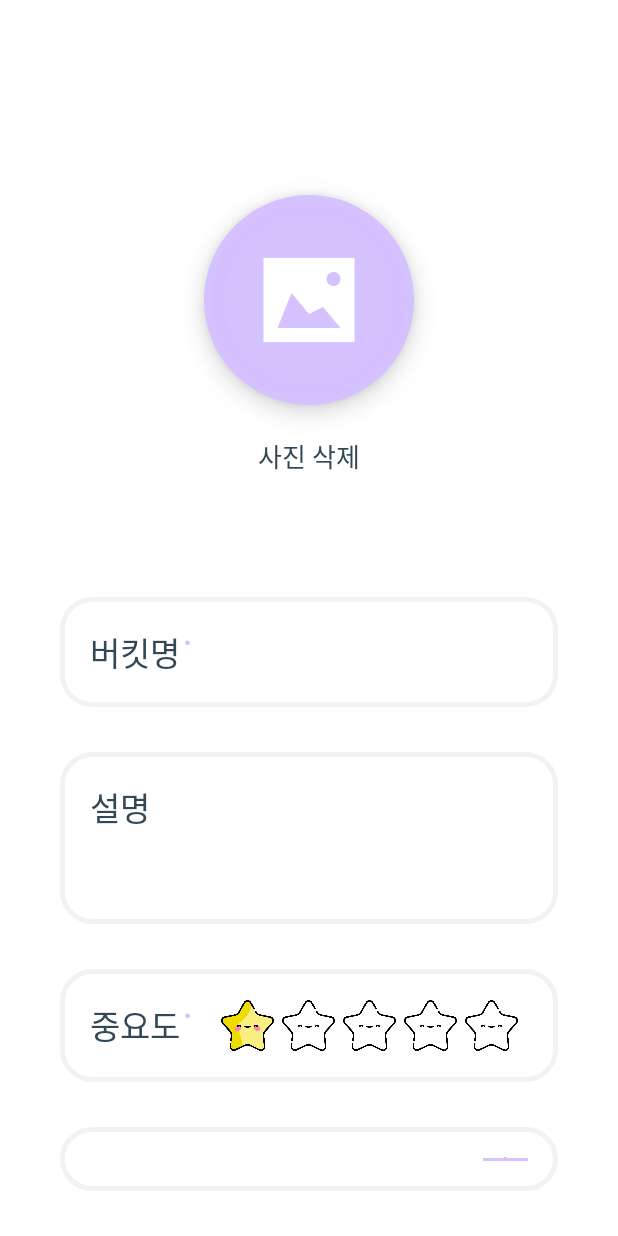
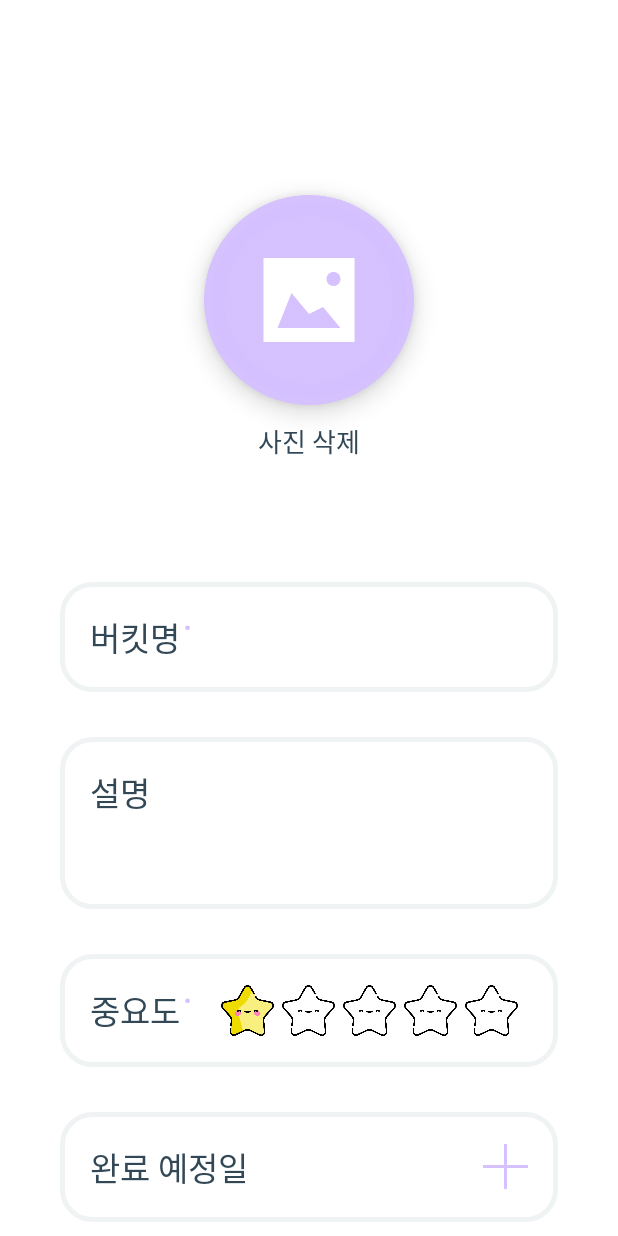
Before and after one commit to dltpdus0516/PocketList, an Android app: the screen it shows after launch (EditActivity), after a tap on an icon or button, on a phone screen of 412 x 824 dp. Run offline under Robolectric (Android 15) with nearby library versions, the phone set to English and light mode, and no system bars; our stand-ins replace Firebase (no records; nobody signed in at launch, a user with empty details on screens opened directly); 2 statements that could not run were skipped.

Commit message:
Code cleanup
#fff -> @color/white
주석 추가 등

```diff
--- a/Pocket_List/app/src/main/java/com/cookandroid/pocketlist/List.java
+++ b/Pocket_List/app/src/main/java/com/cookandroid/pocketlist/List.java
@@ -12,6 +12,7 @@ public class List {
         this.star = star;
         this.date = date;
     }
+
 
     public String getPicture() {
         return picture;
--- a/Pocket_List/app/src/main/java/com/cookandroid/pocketlist/MainActivity.java
+++ b/Pocket_List/app/src/main/java/com/cookandroid/pocketlist/MainActivity.java
@@ -24,10 +24,6 @@ import java.util.ArrayList;
 
 public class MainActivity extends Activity {
 
-    LinearLayout mainlayout, navigationView, nvedit, nvcheck, nvbin;
-    FloatingActionButton editBtn;
-    ImageButton settingBtn;
-    Intent settingIntent, editIntent;
     RecyclerView recyclerView;
     RecyclerView.LayoutManager layoutManager;
     RecyclerView.Adapter adapter;
@@ -35,12 +31,18 @@ public class MainActivity extends Activity {
     FirebaseDatabase database;
     DatabaseReference databaseReference;
 
+    LinearLayout mainlayout, navigationView, nvedit, nvcheck, nvbin;
+
+    FloatingActionButton editBtn;
+    ImageButton settingBtn;
+    Intent settingIntent, editIntent;
+
     @Override
     protected void onCreate(Bundle savedInstanceState) {
         super.onCreate(savedInstanceState);
         setContentView(R.layout.activity_main);
 
-        /* 리사이클 뷰 */
+        /* Recycler View */
         recyclerView = findViewById(R.id.recycler);
         recyclerView.setHasFixedSize(true);
         layoutManager = new LinearLayoutManager(this);
@@ -50,7 +52,8 @@ public class MainActivity extends Activity {
         database = FirebaseDatabase.getInstance(); // 파이어베이스 DB 연결
 
         databaseReference = database.getReference("List");
-        databaseReference.addListenerForSingleValueEvent(new ValueEventListener() { //database read
+
+        databaseReference.addValueEventListener(new ValueEventListener() { //database read
             @Override
             public void onDataChange(@NonNull DataSnapshot dataSnapshot) {
                 // 파이어베이스 DB의 데이터를 받아옴
@@ -71,28 +74,24 @@ public class MainActivity extends Activity {
 
         adapter = new CustomAdapter(arrayList, this);
         recyclerView.setAdapter(adapter); // RecyclerView에 Adapter 연결
-        /* 리사이클 뷰 */
+        /* RecyclerVIew */
 
+        /* RecyclerView에서 한 list를 선택하면 navigationVIew가 보임 */
         mainlayout = (LinearLayout)findViewById(R.id.mainlayout);
         navigationView = (LinearLayout)findViewById(R.id.navigationView);
         nvedit = (LinearLayout) findViewById(R.id.nvedit) ;
         nvcheck = (LinearLayout) findViewById(R.id.nvcheck);
         nvbin = (LinearLayout) findViewById(R.id.nvbin);
 
-        mainlayout.setOnClickListener(new View.OnClickListener() {
+        mainlayout.setOnClickListener(new View.OnClickListener() { // navigationView가 보일 때 배경을 클릭하면 사라짐
             @Override
             public void onClick(View v) {
                 navigationView.setVisibility(View.GONE);
             }
         });
+        /* RecyclerView에서 한 list를 선택하면 navigationVIew가 보임 */
 
-//        nvedit.setOnClickListener(new View.OnClickListener() {
-//            @Override
-//            public void onClick(View v) {
-//            }
-//        });
-
-        // 환경설정 버튼 누르면 SettingActivity를 불러옴
+        /* 환경설정 버튼 누르면 SettingActivity를 불러옴 */
         settingBtn = (ImageButton)findViewById(R.id.settingBtn);
         settingBtn.setOnClickListener(new View.OnClickListener() {
             @Override
@@ -102,7 +101,9 @@ public class MainActivity extends Activity {
 
             }
         });
+        /* 환경설정 버튼 누르면 SettingActivity를 불러옴 */
 
+        /* 추가 버튼을 누르면 EditActivity를 불러옴 */
         editBtn = findViewById(R.id.editBtn);
         editBtn.setOnClickListener(new View.OnClickListener() {
             @Override
@@ -112,5 +113,11 @@ public class MainActivity extends Activity {
                 overridePendingTransition(R.anim.slide_down, R.anim.slide_not);
             }
         });
+        /* 추가 버튼을 누르면 EditActivity를 불러옴 */
+    }
+
+    protected  void onStart() {
+        super.onStart();
+        // DB 다시 불러오기
     }
 }
--- a/Pocket_List/app/src/main/res/drawable/bar_background.xml
+++ b/Pocket_List/app/src/main/res/drawable/bar_background.xml
@@ -11,7 +11,7 @@
                 android:width="1dp"
                 android:color="@color/BarLineColor" />
 
-            <solid android:color="#FFF" />
+            <solid android:color="@color/white" />
         </shape>
     </item>
 
--- a/Pocket_List/app/src/main/res/drawable/bottombar_background.xml
+++ b/Pocket_List/app/src/main/res/drawable/bottombar_background.xml
@@ -11,7 +11,7 @@
                 android:width="1dp"
                 android:color="@color/BarLineColor" />
 
-            <solid android:color="#fff" />
+            <solid android:color="@color/white" />
         </shape>
     </item>
 
--- a/Pocket_List/app/src/main/res/drawable/list_background.xml
+++ b/Pocket_List/app/src/main/res/drawable/list_background.xml
@@ -11,7 +11,7 @@
                 android:width="1dp"
                 android:color="@color/ListLineColor" />
 
-            <solid android:color="#FFF" />
+            <solid android:color="@color/white" />
         </shape>
     </item>
 
--- a/Pocket_List/app/src/main/res/drawable/switch_thumb.xml
+++ b/Pocket_List/app/src/main/res/drawable/switch_thumb.xml
@@ -8,7 +8,7 @@
         android:height="22dp" />
 
     <solid
-        android:color="#FFFFFF" />
+        android:color="@color/white" />
 
     <stroke
         android:width="1dp"
--- a/Pocket_List/app/src/main/res/drawable/switch_track_off.xml
+++ b/Pocket_List/app/src/main/res/drawable/switch_track_off.xml
@@ -10,7 +10,6 @@
         android:height="20dp" />
 
     <solid
-        android:color="#FFCECECE" />
-        android:color="@color/ListLineColor" />
+        android:color="@color/LineColor" />
 
 </shape>
--- a/Pocket_List/app/src/main/res/drawable/switch_track_on.xml
+++ b/Pocket_List/app/src/main/res/drawable/switch_track_on.xml
@@ -10,7 +10,6 @@
         android:height="20dp" />
 
     <solid
-        android:color="#bf9bff" />
         android:color="@color/mainColor" />
 
 </shape>
--- a/Pocket_List/app/src/main/res/layout/activity_edit.xml
+++ b/Pocket_List/app/src/main/res/layout/activity_edit.xml
@@ -1,12 +1,13 @@
 <?xml version="1.0" encoding="utf-8"?>
-<LinearLayout xmlns:android="http://schemas.android.com/apk/res/android"
+<androidx.constraintlayout.widget.ConstraintLayout
+    xmlns:android="http://schemas.android.com/apk/res/android"
     xmlns:app="http://schemas.android.com/apk/res-auto"
     android:orientation="vertical"
     android:layout_width="match_parent"
     android:layout_height="match_parent"
     android:paddingLeft="40dp"
     android:paddingRight="40dp"
-    android:background="#fff"
+    android:background="@color/white"
     android:gravity="center_horizontal"
     android:focusable="true"
     android:focusableInTouchMode="true"
@@ -20,6 +21,9 @@
 
     <!-- 사진 -->
     <ImageView
+        app:layout_constraintTop_toTopOf="parent"
+        app:layout_constraintLeft_toLeftOf="parent"
+        app:layout_constraintRight_toRightOf="parent"
         android:id="@+id/photo"
         android:layout_width="140dp"
         android:layout_height="140dp"
@@ -28,32 +32,38 @@
         android:elevation="10dp"
         android:src="@drawable/picture"
         android:scaleType="fitCenter"
-        android:background="#fff"
+        android:background="@color/white"
         android:layout_marginBottom="10dp"/>
 
     <Button
+        app:layout_constraintTop_toBottomOf="@+id/photo"
+        app:layout_constraintLeft_toLeftOf="parent"
+        app:layout_constraintRight_toRightOf="parent"
         android:layout_width="wrap_content"
         android:layout_height="wrap_content"
         android:fontFamily="@font/lottedream_light"
         android:text="사진 삭제"
         android:textColor="@color/textColor"
         android:textSize="17dp"
-        android:background="#fff"
+        android:background="@color/white"
         android:elevation="0dp"
-        android:layout_marginBottom="70dp"
         style="?android:attr/borderlessButtonStyle"
         android:id="@+id/photoDeleteBtn"/>
     <!-- 사진 -->
 
     <!-- 버킷명 -->
     <LinearLayout
+        android:layout_marginTop="70dp"
+        app:layout_constraintTop_toBottomOf="@+id/photoDeleteBtn"
+        app:layout_constraintLeft_toLeftOf="parent"
+        app:layout_constraintRight_toRightOf="parent"
         android:layout_width="match_parent"
         android:layout_height="wrap_content"
         android:orientation="horizontal"
         android:background="@drawable/linear_background"
         android:gravity="center"
         android:padding="20dp"
-        android:layout_marginBottom="30dp">
+        android:id="@+id/namelayout">
 
         <TextView
             android:layout_width="wrap_content"
@@ -79,7 +89,7 @@
             android:layout_height="match_parent"
             android:fontFamily="@font/lottedream_light"
             android:textColor="@color/textColor"
-            android:background="#fff"
+            android:background="@color/white"
             android:textSize="15dp"
             android:id="@+id/name"/>
 
@@ -88,13 +98,17 @@
 
     <!-- 설명 -->
     <LinearLayout
+        android:layout_marginTop="30dp"
+        app:layout_constraintTop_toBottomOf="@+id/namelayout"
+        app:layout_constraintLeft_toLeftOf="parent"
+        app:layout_constraintRight_toRightOf="parent"
         android:layout_width="match_parent"
         android:layout_height="wrap_content"
         android:orientation="vertical"
         android:background="@drawable/linear_background"
         android:gravity="center_vertical"
         android:padding="20dp"
-        android:layout_marginBottom="30dp">
+        android:id="@+id/infolayout">
 
         <TextView
             android:layout_width="wrap_content"
@@ -110,7 +124,7 @@
             android:layout_height="match_parent"
             android:fontFamily="@font/lottedream_light"
             android:textColor="@color/textColor"
-            android:background="#fff"
+            android:background="@color/white"
             android:textSize="15dp"
             android:id="@+id/info"/>
 
@@ -119,13 +133,17 @@
 
     <!-- 중요도 -->
     <LinearLayout
+        android:layout_marginTop="30dp"
+        app:layout_constraintTop_toBottomOf="@+id/infolayout"
+        app:layout_constraintLeft_toLeftOf="parent"
+        app:layout_constraintRight_toRightOf="parent"
         android:layout_width="match_parent"
         android:layout_height="wrap_content"
         android:orientation="horizontal"
         android:background="@drawable/linear_background"
         android:gravity="center_vertical"
         android:padding="20dp"
-        android:layout_marginBottom="30dp">
+        android:id="@+id/starlayout">
 
         <TextView
             android:layout_width="wrap_content"
@@ -152,7 +170,7 @@
             android:src="@drawable/star"
             android:id="@+id/star1"
             android:layout_marginRight="5dp"
-            android:background="#fff"
+            android:background="@color/white"
             android:adjustViewBounds="true"
             android:padding="0dp"
             android:scaleType="fitCenter"/>
@@ -163,7 +181,7 @@
             android:src="@drawable/star_empty"
             android:id="@+id/star2"
             android:layout_marginRight="5dp"
-            android:background="#fff"
+            android:background="@color/white"
             android:adjustViewBounds="true"
             android:padding="0dp"
             android:scaleType="fitCenter"/>
@@ -174,7 +192,7 @@
             android:src="@drawable/star_empty"
             android:id="@+id/star3"
             android:layout_marginRight="5dp"
-            android:background="#fff"
+            android:background="@color/white"
             android:adjustViewBounds="true"
             android:padding="0dp"
             android:scaleType="fitCenter"/>
@@ -185,7 +203,7 @@
             android:src="@drawable/star_empty"
             android:id="@+id/star4"
             android:layout_marginRight="5dp"
-            android:background="#fff"
+            android:background="@color/white"
             android:adjustViewBounds="true"
             android:padding="0dp"
             android:scaleType="fitCenter"/>
@@ -196,7 +214,7 @@
             android:src="@drawable/star_empty"
             android:id="@+id/star5"
             android:layout_marginRight="5dp"
-            android:background="#fff"
+            android:background="@color/white"
             android:adjustViewBounds="true"
             android:padding="0dp"
             android:scaleType="fitCenter"/>
@@ -206,13 +224,17 @@
 
     <!-- 완료 예정일 -->
     <LinearLayout
+        android:layout_marginTop="30dp"
+        app:layout_constraintTop_toBottomOf="@+id/starlayout"
+        app:layout_constraintLeft_toLeftOf="parent"
+        app:layout_constraintRight_toRightOf="parent"
         android:layout_width="match_parent"
         android:layout_height="wrap_content"
         android:orientation="horizontal"
         android:background="@drawable/linear_background"
         android:gravity="center_vertical"
         android:padding="20dp"
-        android:layout_marginBottom="30dp" >
+        android:id="@+id/completelayout">
 
         <TextView
             android:layout_width="wrap_content"
@@ -240,7 +262,7 @@
             android:layout_height="30dp"
             android:src="@drawable/plus_purple"
             android:id="@+id/dateBtn"
-            android:background="#fff"
+            android:background="@color/white"
             android:adjustViewBounds="true"
             android:padding="0dp"
             android:scaleType="fitCenter" />
@@ -248,13 +270,11 @@
     </LinearLayout>
     <!-- 완료 예정일 -->
 
-    <View
-        android:layout_width="match_parent"
-        android:layout_height="match_parent"
-        android:layout_weight="1"/>
-
     <!-- 플로팅 버튼 -->
     <LinearLayout
+        app:layout_constraintBottom_toBottomOf="parent"
+        app:layout_constraintLeft_toLeftOf="parent"
+        app:layout_constraintRight_toRightOf="parent"
         android:layout_width="wrap_content"
         android:layout_height="wrap_content"
         android:orientation="horizontal"
@@ -274,7 +294,7 @@
             android:rotation="45"
             app:backgroundTint="@color/mainColor"
             app:fabSize="normal"
-            android:layout_marginLeft="10dp"/>
+            android:layout_marginLeft="90dp"/>
 
         <View
             android:layout_width="0dp"
@@ -293,9 +313,9 @@
             android:src="@drawable/complete_white"
             app:backgroundTint="@color/mainColor"
             app:fabSize="normal"
-            android:layout_marginRight="10dp"/>
+            android:layout_marginRight="90dp"/>
 
     </LinearLayout>
     <!-- 플로팅 버튼 -->
 
-</LinearLayout>
+</androidx.constraintlayout.widget.ConstraintLayout>
--- a/Pocket_List/app/src/main/res/layout/activity_main.xml
+++ b/Pocket_List/app/src/main/res/layout/activity_main.xml
@@ -4,7 +4,7 @@
     xmlns:app="http://schemas.android.com/apk/res-auto"
     android:layout_width="match_parent"
     android:layout_height="match_parent"
-    android:background="#fff">
+    android:background="@color/white">
 
     <!-- ActionBar -->
     <LinearLayout
--- a/Pocket_List/app/src/main/res/layout/activity_setting.xml
+++ b/Pocket_List/app/src/main/res/layout/activity_setting.xml
@@ -4,7 +4,7 @@
     android:layout_width="match_parent"
     android:layout_height="match_parent"
     android:gravity="center_horizontal"
-    android:background="#fff">
+    android:background="@color/white">
 
     <!-- ActionBar -->
     <LinearLayout
@@ -19,7 +19,7 @@
             android:layout_width="30dp"
             android:layout_height="30dp"
             android:src="@drawable/back"
-            android:backgroundTint="#fff"
+            android:backgroundTint="@color/white"
             android:adjustViewBounds="true"
             android:padding="0dp"
             android:layout_marginLeft="20dp"
@@ -83,7 +83,7 @@
                 android:layout_height="wrap_content"
                 android:id="@+id/spinner"
                 android:spinnerMode="dropdown"
-                android:popupBackground="#fff"
+                android:popupBackground="@color/white"
                 android:dropDownWidth="wrap_content"
                 android:dropDownSelector="@color/mainColor"
                 android:dropDownVerticalOffset="40dp"/>
--- a/Pocket_List/app/src/main/res/layout/spinner_dropdown_item.xml
+++ b/Pocket_List/app/src/main/res/layout/spinner_dropdown_item.xml
@@ -13,4 +13,4 @@
     android:paddingRight="30dp"
     android:paddingTop="20dp"
     android:paddingBottom="20dp"
-    android:background="#fff"/>
+    android:background="@color/white"/>
--- a/Pocket_List/app/src/main/res/layout/spinner_item.xml
+++ b/Pocket_List/app/src/main/res/layout/spinner_item.xml
@@ -12,4 +12,4 @@
     android:paddingRight="30dp"
     android:paddingTop="20dp"
     android:paddingBottom="20dp"
-    android:background="#fff"/>
+    android:background="@color/white"/>
--- a/Pocket_List/app/src/main/res/layout/toastborder.xml
+++ b/Pocket_List/app/src/main/res/layout/toastborder.xml
@@ -10,7 +10,7 @@
     android:layout_height="wrap_content"
     android:id="@+id/text"
     android:fontFamily="@font/lottedream_light"
-    android:textColor="#fff"
+    android:textColor="@color/white"
     android:padding="20dp"
     android:textSize="15dp"
     android:background="@drawable/toast"/>
```
Also changed, not shown: Pocket_List/app/src/main/java/com/cookandroid/pocketlist/CustomAdapter.java (+9 -1 lines), Pocket_List/app/src/main/java/com/cookandroid/pocketlist/EditActivity.java (+109 -52 lines), Pocket_List/app/src/main/java/com/cookandroid/pocketlist/OnListItemClickListener.java (deleted, +0 -7 lines), Pocket_List/app/src/main/java/com/cookandroid/pocketlist/SettingActivity.java (+22 -6 lines), Pocket_List/app/src/main/res/layout/recycler_item.xml (+33 -15 lines).
